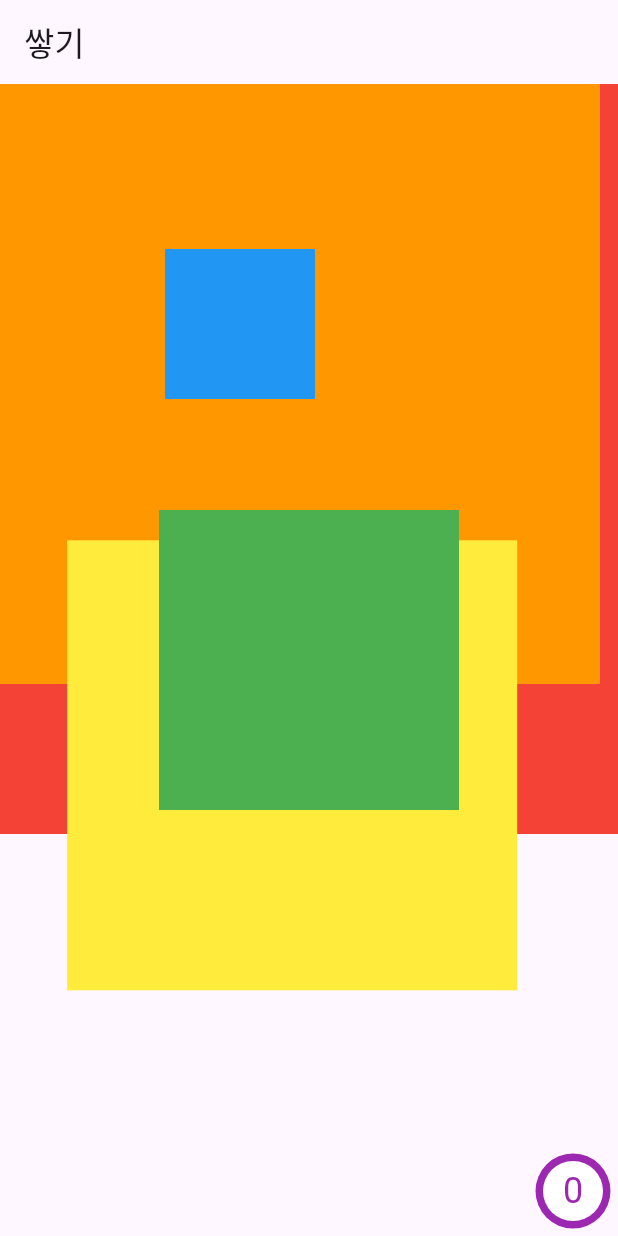
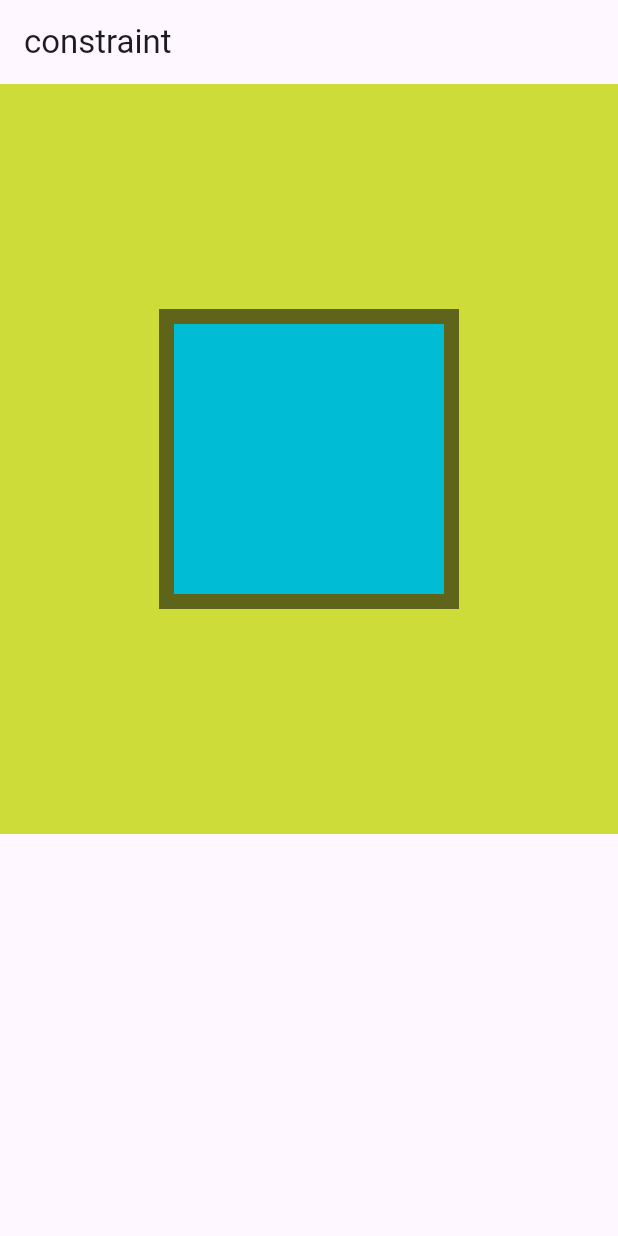
Before and after one commit to nickkies/flutter, a Flutter app: the screen it shows after launch, on a phone screen of 412 x 824 dp. Run offline on Flutter 3.47's test engine with Material 3 defaults, Android fonts, the phone set to English and light mode, and no system bars.

Commit message:
🖊️ Constraint

```diff
--- /dev/null
+++ b/flutter_kibon/lib/constraint.dart
@@ -0,0 +1,29 @@
+import 'package:flutter/material.dart';
+
+class MyConstraint extends StatelessWidget {
+  const MyConstraint({super.key});
+
+  @override
+  Widget build(BuildContext context) {
+    return MaterialApp(
+      home: Scaffold(
+        appBar: AppBar(title: const Text('constraint')),
+        body: SafeArea(
+          child: Container(
+            width: 500,
+            height: 500,
+            color: Colors.lime,
+            child: Center(
+              child: Container(
+                constraints: BoxConstraints.tight(const Size(200, 200)),
+                color: Colors.black54,
+                padding: const EdgeInsets.all(10),
+                child: Container(width: 50, height: 50, color: Colors.cyan),
+              ),
+            ),
+          ),
+        ),
+      ),
+    );
+  }
+}
--- a/flutter_kibon/lib/main.dart
+++ b/flutter_kibon/lib/main.dart
@@ -1,10 +1,11 @@
 import 'package:flutter/material.dart';
-import 'package:flutter_kibon/stack_container.dart';
+import 'package:flutter_kibon/constraint.dart';
+// import 'package:flutter_kibon/stack_container.dart';
 // import 'package:flutter_kibon/flex_container.dart';
 // import 'package:flutter_kibon/widget_in_all_directions.dart';
 // import 'package:flutter_kibon/container.dart';
 // import 'package:flutter_kibon/material.dart';
 
 void main() {
-  runApp(const StackContainer());
+  runApp(const MyConstraint());
 }
```
